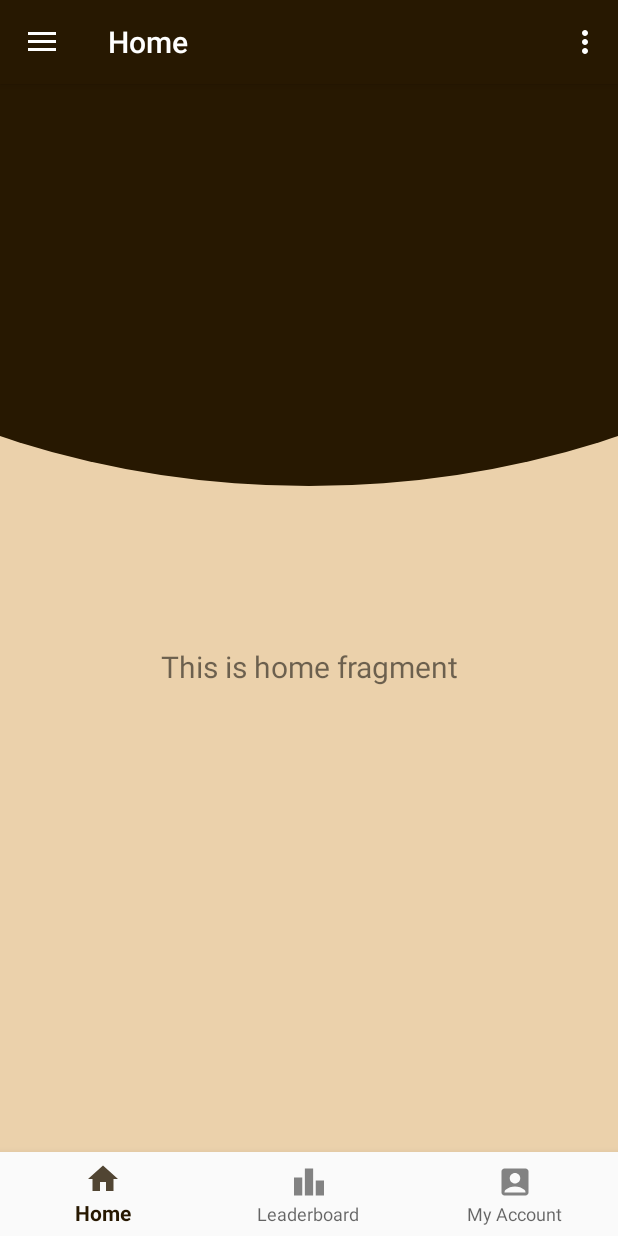
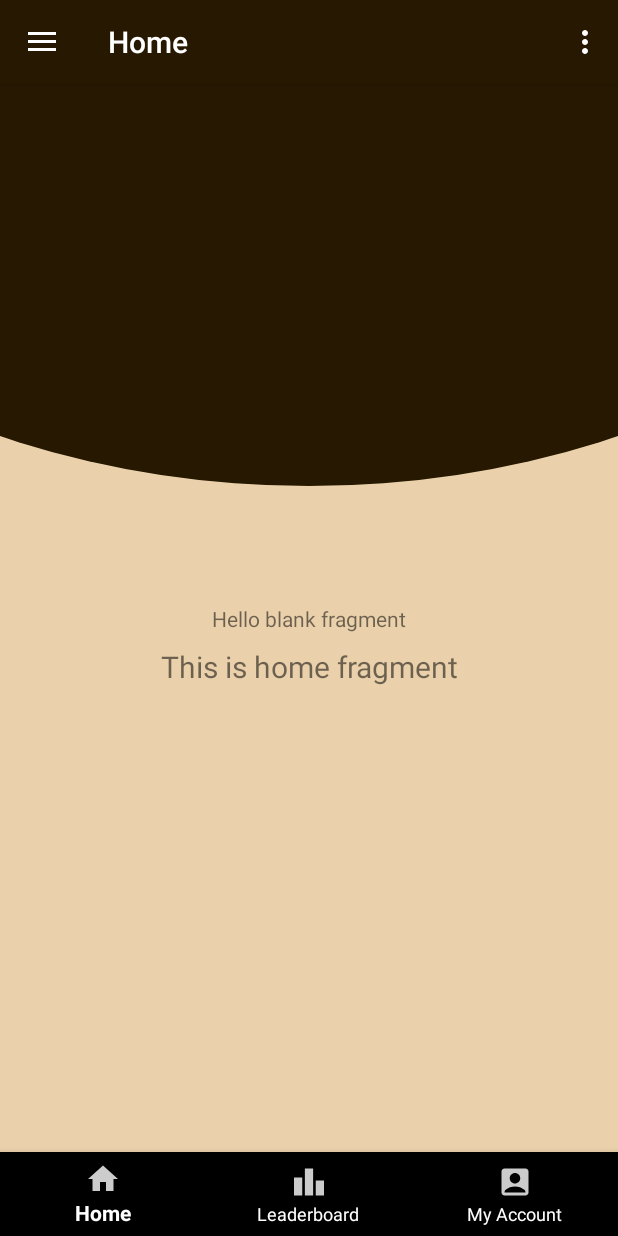
Before and after one commit to suman-shah/nihonjft, an Android app: the MainActivity screen opened directly, with no data from a screen before it, on a phone screen of 412 x 824 dp. Run offline under Robolectric (Android 15) with nearby library versions, the phone set to English and light mode, and no system bars; our stand-ins replace navigation-ui; Roboto replaces fonts that are not available here.

Commit message:
day 2 time before part 3

```diff
--- /dev/null
+++ b/app/src/main/java/com/japan/nihonjft/CategoryFragment.java
@@ -0,0 +1,64 @@
+package com.japan.nihonjft;
+
+import android.os.Bundle;
+
+import androidx.fragment.app.Fragment;
+
+import android.view.LayoutInflater;
+import android.view.View;
+import android.view.ViewGroup;
+
+/**
+ * A simple {@link Fragment} subclass.
+ * Use the {@link CategoryFragment#newInstance} factory method to
+ * create an instance of this fragment.
+ */
+public class CategoryFragment extends Fragment {
+
+    // TODO: Rename parameter arguments, choose names that match
+    // the fragment initialization parameters, e.g. ARG_ITEM_NUMBER
+    private static final String ARG_PARAM1 = "param1";
+    private static final String ARG_PARAM2 = "param2";
+
+    // TODO: Rename and change types of parameters
+    private String mParam1;
+    private String mParam2;
+
+    public CategoryFragment() {
+        // Required empty public constructor
+    }
+
+    /**
+     * Use this factory method to create a new instance of
+     * this fragment using the provided parameters.
+     *
+     * @param param1 Parameter 1.
+     * @param param2 Parameter 2.
+     * @return A new instance of fragment CategoryFragment.
+     */
+    // TODO: Rename and change types and number of parameters
+    public static CategoryFragment newInstance(String param1, String param2) {
+        CategoryFragment fragment = new CategoryFragment();
+        Bundle args = new Bundle();
+        args.putString(ARG_PARAM1, param1);
+        args.putString(ARG_PARAM2, param2);
+        fragment.setArguments(args);
+        return fragment;
+    }
+
+    @Override
+    public void onCreate(Bundle savedInstanceState) {
+        super.onCreate(savedInstanceState);
+        if (getArguments() != null) {
+            mParam1 = getArguments().getString(ARG_PARAM1);
+            mParam2 = getArguments().getString(ARG_PARAM2);
+        }
+    }
+
+    @Override
+    public View onCreateView(LayoutInflater inflater, ViewGroup container,
+                             Bundle savedInstanceState) {
+        // Inflate the layout for this fragment
+        return inflater.inflate(R.layout.fragment_category, container, false);
+    }
+}
--- a/app/src/main/java/com/japan/nihonjft/MainActivity.java
+++ b/app/src/main/java/com/japan/nihonjft/MainActivity.java
@@ -1,13 +1,16 @@
 package com.japan.nihonjft;
 
 import android.os.Bundle;
-import android.view.View;
+import android.view.MenuItem;
 import android.view.Menu;
+import android.widget.FrameLayout;
 
 import com.google.android.material.bottomnavigation.BottomNavigationView;
-import com.google.android.material.snackbar.Snackbar;
 import com.google.android.material.navigation.NavigationView;
 
+import androidx.annotation.NonNull;
+import androidx.fragment.app.Fragment;
+import androidx.fragment.app.FragmentTransaction;
 import androidx.navigation.NavController;
 import androidx.navigation.Navigation;
 import androidx.navigation.ui.AppBarConfiguration;
@@ -22,24 +25,51 @@ public class MainActivity extends AppCompatActivity {
     private AppBarConfiguration mAppBarConfiguration;
     private ActivityMainBinding binding;
     private BottomNavigationView bottomNavigationView;
-
-
+    private FrameLayout main_frame;
 
     @Override
     protected void onCreate(Bundle savedInstanceState) {
         super.onCreate(savedInstanceState);
 
+        // Inflate the layout using binding
         binding = ActivityMainBinding.inflate(getLayoutInflater());
         setContentView(binding.getRoot());
+
+        // Initialize BottomNavigationView and FrameLayout after setContentView()
+        bottomNavigationView = findViewById(R.id.bottomNavigationView);
+        main_frame = findViewById(R.id.main_frame);
+
+        // Set default fragment (home)
+        setFragment(new CategoryFragment());
+
+        // Set up the listener for BottomNavigationView
+        bottomNavigationView.setOnNavigationItemSelectedListener(new BottomNavigationView.OnNavigationItemSelectedListener() {
+            @Override
+            public boolean onNavigationItemSelected(@NonNull MenuItem item) {
+                // Replace switch-case with if-else structure
+                if (item.getItemId() == R.id.nav_homes) {
+                    setFragment(new CategoryFragment());
+                    return true;
+                } else if (item.getItemId() == R.id.nav_leaderboard) {
+                    setFragment(new LeaderboardFragment());
+                    return true;
+                } else if (item.getItemId() == R.id.nav_account) {
+                    setFragment(new AccountFragment());
+                    return true;
+                } else {
+                    return false;
+                }
+            }
+        });
 
         setSupportActionBar(binding.appBarMain.toolbar);
 
         DrawerLayout drawer = binding.drawerLayout;
         NavigationView navigationView = binding.navView;
-        // Passing each menu ID as a set of Ids because each
-        // menu should be considered as top level destinations.
+
+        // Passing each menu ID as a set of Ids because each menu should be considered as top level destinations.
         mAppBarConfiguration = new AppBarConfiguration.Builder(
-                R.id.nav_home, R.id.nav_gallery, R.id.nav_slideshow,R.id.nav_leaderboard,R.id.nav_account)
+                R.id.nav_home, R.id.nav_gallery, R.id.nav_slideshow)
                 .setOpenableLayout(drawer)
                 .build();
         NavController navController = Navigation.findNavController(this, R.id.nav_host_fragment_content_main);
@@ -60,4 +90,10 @@ public class MainActivity extends AppCompatActivity {
         return NavigationUI.navigateUp(navController, mAppBarConfiguration)
                 || super.onSupportNavigateUp();
     }
+
+    private void setFragment(Fragment fragment) {
+        FragmentTransaction transaction = getSupportFragmentManager().beginTransaction();
+        transaction.replace(R.id.main_frame, fragment);
+        transaction.commit();
+    }
 }
--- a/app/src/main/res/layout/activity_main.xml
+++ b/app/src/main/res/layout/activity_main.xml
@@ -8,12 +8,31 @@
     android:fitsSystemWindows="true"
     tools:openDrawer="start">
 
-    <include
-        android:id="@+id/app_bar_main"
-        layout="@layout/app_bar_main"
+    <!-- Main content that includes app bar and fragments -->
+    <androidx.coordinatorlayout.widget.CoordinatorLayout
         android:layout_width="match_parent"
-        android:layout_height="match_parent" />
+        android:layout_height="match_parent">
 
+        <!-- Your main app content -->
+        <include
+            android:id="@+id/app_bar_main"
+            layout="@layout/app_bar_main"
+            android:layout_width="match_parent"
+            android:layout_height="match_parent" />
+
+        <!-- BottomNavigationView for bottom menu -->
+        <com.google.android.material.bottomnavigation.BottomNavigationView
+            android:id="@+id/bottom_navigation"
+            android:layout_width="match_parent"
+            android:layout_height="wrap_content"
+            android:layout_gravity="bottom"
+            app:menu="@menu/bottom_menu"
+            app:itemIconTint="@color/white"
+            app:itemTextColor="@color/white"
+            app:labelVisibilityMode="labeled" />
+    </androidx.coordinatorlayout.widget.CoordinatorLayout>
+
+    <!-- NavigationView for side drawer -->
     <com.google.android.material.navigation.NavigationView
         android:id="@+id/nav_view"
         android:layout_width="wrap_content"
@@ -22,4 +41,5 @@
         android:fitsSystemWindows="true"
         app:headerLayout="@layout/nav_header_main"
         app:menu="@menu/activity_main_drawer" />
+
 </androidx.drawerlayout.widget.DrawerLayout>
--- /dev/null
+++ b/app/src/main/res/layout/fragment_category.xml
@@ -0,0 +1,14 @@
+<?xml version="1.0" encoding="utf-8"?>
+<FrameLayout xmlns:android="http://schemas.android.com/apk/res/android"
+    xmlns:tools="http://schemas.android.com/tools"
+    android:layout_width="match_parent"
+    android:layout_height="match_parent"
+    tools:context=".CategoryFragment">
+
+    <!-- TODO: Update blank fragment layout -->
+    <TextView
+        android:layout_width="match_parent"
+        android:layout_height="match_parent"
+        android:text="@string/hello_blank_fragment" />
+
+</FrameLayout>
--- a/app/src/main/res/menu/bottom_menu.xml
+++ b/app/src/main/res/menu/bottom_menu.xml
@@ -3,9 +3,11 @@
     <item android:id="@+id/nav_homes"
         android:title="Home"
         android:icon="@drawable/ic_home" />
+
     <item android:id="@+id/nav_leaderboard"
         android:title="Leaderboard"
         android:icon="@drawable/ic_leaderboard" />
+
     <item android:id="@+id/nav_account"
         android:title="My Account"
         android:icon="@drawable/ic_account" />
--- a/app/src/main/res/values/strings.xml
+++ b/app/src/main/res/values/strings.xml
@@ -10,4 +10,6 @@
     <string name="menu_home">Home</string>
     <string name="menu_gallery">Gallery</string>
     <string name="menu_slideshow">Slideshow</string>
+    <!-- TODO: Remove or change this placeholder text -->
+    <string name="hello_blank_fragment">Hello blank fragment</string>
 </resources>
```
Also changed, not shown: app/src/main/java/com/japan/nihonjft/AccountFragment.java (added, +64 -0 lines), app/src/main/java/com/japan/nihonjft/LeaderboardFragment.java (added, +64 -0 lines), app/src/main/res/layout/fragment_account.xml (added, +14 -0 lines), app/src/main/res/layout/fragment_leaderboard.xml (added, +14 -0 lines).
